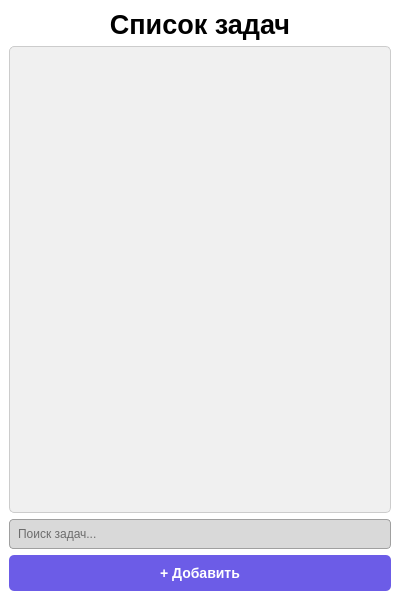
First picture: the form in UI/main.ui, repository lameeer/ToDo-List, before the edit.
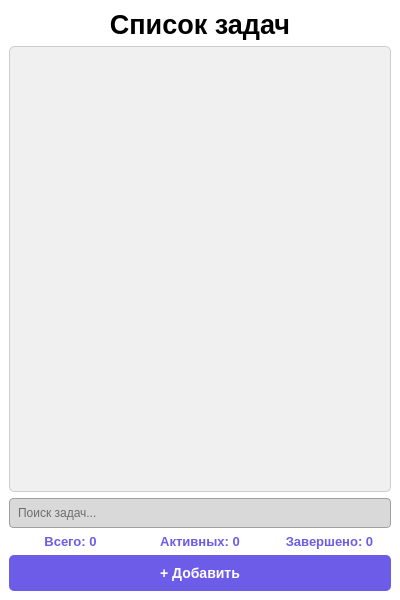
Second picture: the form after the edit.

Commit message: feat: add task statistics to main window

Diff of the .ui file:
```diff
--- a/UI/main.ui
+++ b/UI/main.ui
@@ -16,6 +16,7 @@
   <property name="styleSheet">
    <string notr="true">QMainWindow { background-color: white; }
 QLabel { color: black; }
+QLabel#lblTotal, QLabel#lblActive, QLabel#lblCompleted { color: #6c5ce7; font-weight: bold; font-size: 13px; }
 QLineEdit { background-color: #d9d9d9; color: black; border: 1px solid #a0a0a0; padding: 6px; border-radius: 4px; }
 QListWidget { background-color: #f0f0f0; border: 1px solid #ccc; border-radius: 5px; }
 QListWidget::item { background-color: #c0c0c0; border-radius: 15px; margin: 5px 10px; padding: 10px; height: 50px; color: black; }
@@ -51,6 +52,41 @@
       </property>
      </widget>
     </item>
+    
+    <item>
+     <layout class="QHBoxLayout" name="statsLayout">
+      <item>
+       <widget class="QLabel" name="lblTotal">
+        <property name="text">
+         <string>Всего: 0</string>
+        </property>
+        <property name="alignment">
+         <set>Qt::AlignCenter</set>
+        </property>
+       </widget>
+      </item>
+      <item>
+       <widget class="QLabel" name="lblActive">
+        <property name="text">
+         <string>Активных: 0</string>
+        </property>
+        <property name="alignment">
+         <set>Qt::AlignCenter</set>
+        </property>
+       </widget>
+      </item>
+      <item>
+       <widget class="QLabel" name="lblCompleted">
+        <property name="text">
+         <string>Завершено: 0</string>
+        </property>
+        <property name="alignment">
+         <set>Qt::AlignCenter</set>
+        </property>
+       </widget>
+      </item>
+     </layout>
+    </item>
     <item>
      <widget class="QPushButton" name="btnAdd">
       <property name="maximumSize">
```
The commit also changes 1 other file.
